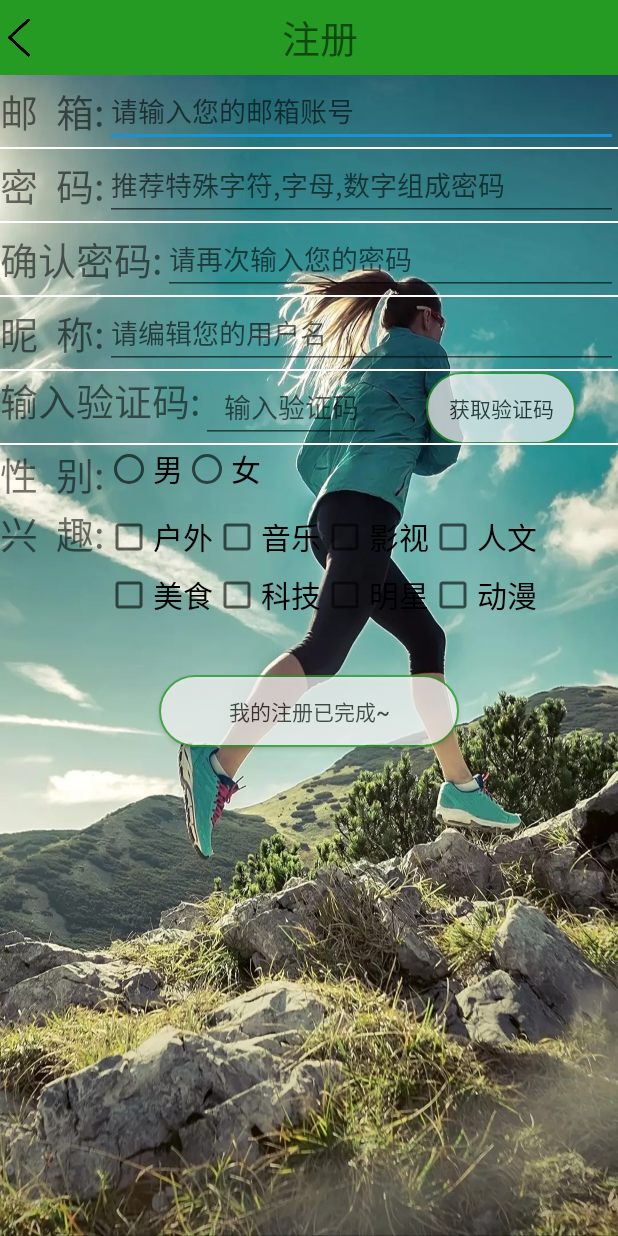
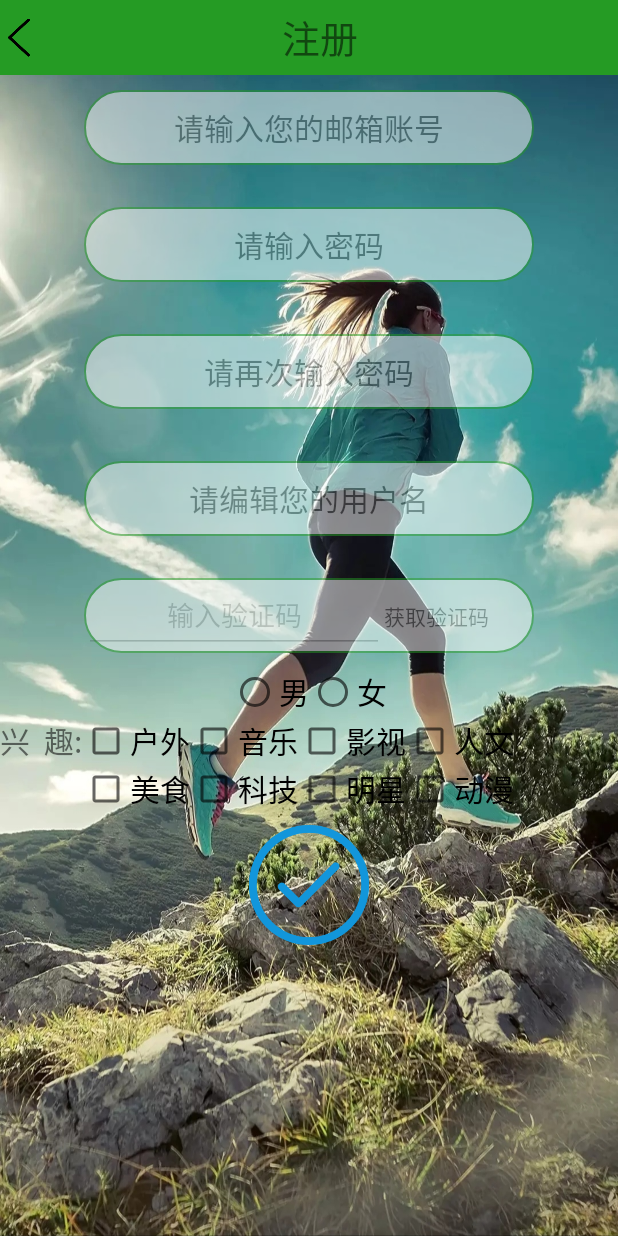
Before and after one commit to liumengyuan7/AndroidTraining, an Android app: the RegisterActivity screen opened directly, with no data from a screen before it, on a phone screen of 412 x 824 dp. Run offline under Robolectric (Android 15) with nearby library versions, the phone set to English and light mode, and no system bars.

Commit message:
xcy1127pm

```diff
--- a/SmallPigeon/app/src/main/java/com/example/smallpigeon/LoginOrRegister/RegisterActivity.java
+++ b/SmallPigeon/app/src/main/java/com/example/smallpigeon/LoginOrRegister/RegisterActivity.java
@@ -7,6 +7,8 @@ import android.content.Intent;
 import android.os.Bundle;
 import android.os.Handler;
 import android.os.Message;
+import android.text.Editable;
+import android.text.TextWatcher;
 import android.util.DisplayMetrics;
 import android.util.Log;
 import android.view.View;
@@ -18,6 +20,7 @@ import android.widget.ImageView;
 import android.widget.LinearLayout;
 import android.widget.RadioButton;
 import android.widget.RadioGroup;
+import android.widget.TextView;
 import android.widget.Toast;
 
 import com.example.smallpigeon.R;
@@ -34,7 +37,7 @@ import java.security.MessageDigest;
 import java.security.NoSuchAlgorithmException;
 
 public class RegisterActivity extends AppCompatActivity {
-    private Button btn_FinishReg;
+    private ImageView btn_FinishReg;
     private CustomeClickListener listener;
     private RadioGroup radioGroup_userSex;
     private CheckBox outdoor;
@@ -56,7 +59,14 @@ public class RegisterActivity extends AppCompatActivity {
     private EditText register_userNickname;
     private EditText register_checkPwd;
     private EditText register_checkCode;
-    private Button getCode;
+    private TextView check_email;
+    private TextView getCode;
+
+    private TextView pwd_length;
+    private TextView pwd_same;
+
+    private String check1;
+    private String check2;
 
     private Handler userRegister = new Handler(){
         @Override
@@ -65,23 +75,82 @@ public class RegisterActivity extends AppCompatActivity {
             if(result.equals("true")){
                 Toast.makeText(getApplicationContext(),"恭喜你加入小鸽快跑~ 要好好锻炼哦~",Toast.LENGTH_SHORT).show();
                 finish();
-            }else if(result.equals("repeat")){
-                Toast.makeText(getApplicationContext(),"该邮箱已经被注册了，换个邮箱吧！",Toast.LENGTH_SHORT).show();
             }else {
                 Toast.makeText(getApplicationContext(),"注册失败！",Toast.LENGTH_SHORT).show();
             }
         }
     };
 
+
     @Override
     protected void onCreate(Bundle savedInstanceState) {
         super.onCreate(savedInstanceState);
         setContentView(R.layout.activity_register);
         getViews();
+        btn_FinishReg.setImageDrawable(getResources().getDrawable(R.drawable.wancheng1));
         setViews();//屏幕适配
         registListeners();
+
+        length();
+        same();
+
     }
+    public void length(){
+        register_userPassword.addTextChangedListener(new TextWatcher() {
+            @Override
+            public void beforeTextChanged(CharSequence s, int start, int count, int after) {
 
+            }
+
+            @Override
+            public void onTextChanged(CharSequence s, int start, int before, int count) {
+                String str=register_userPassword.getText().toString();
+                Log.e("密码"," "+str);
+                if(str.length()!=0&&str.length()<6){
+                    pwd_length.setText("密码长度不可小于6位");
+                }
+                else {
+                    pwd_length.setText("");
+                }
+            }
+
+            @Override
+            public void afterTextChanged(Editable s) {
+
+            }
+        });
+    }
+    public void same(){
+       register_checkPwd.addTextChangedListener(new TextWatcher() {
+           @Override
+           public void beforeTextChanged(CharSequence s, int start, int count, int after) {
+
+           }
+
+           @Override
+           public void onTextChanged(CharSequence s, int start, int before, int count) {
+               String str=register_userPassword.getText().toString();
+               String str1=register_checkPwd.getText().toString();
+               if(str1.length()!=0){
+                   if(str1.equals(str)){
+                       pwd_same.setText("");
+                   }
+                   else{
+                       pwd_same.setText("两次密码输入不一致");
+                   }
+               }
+               else{
+                   pwd_same.setText("");
+               }
+
+           }
+
+           @Override
+           public void afterTextChanged(Editable s) {
+
+           }
+       });
+    }
     //动态设置控件
     private void setViews() {
         WindowManager wm = (WindowManager) getSystemService(Context.WINDOW_SERVICE);
@@ -128,6 +197,10 @@ public class RegisterActivity extends AppCompatActivity {
         register_checkCode=findViewById(R.id.register_checkCode);
         getCode=findViewById(R.id.register_getCode);
 
+        pwd_length=findViewById(R.id.pwd_length);
+        pwd_same=findViewById(R.id.pwd_same);
+
+
 
     }
 
@@ -137,6 +210,7 @@ public class RegisterActivity extends AppCompatActivity {
         btn_FinishReg.setOnClickListener(listener);
         Register_Return.setOnClickListener(listener);
         getCode.setOnClickListener(listener);
+
 
     }
 
@@ -149,16 +223,19 @@ public class RegisterActivity extends AppCompatActivity {
             switch (v.getId()){
 
                 case R.id.register_getCode://发送验证码
+                    // 先检查邮箱是否被注册
+
 
                     break;
 
                 case R.id.btn_FinishReg:
+                    btn_FinishReg.setImageDrawable(getResources().getDrawable(R.drawable.wancheng));
 //                    String checkcode=register_checkCode.getText().toString();//获取用户输入的验证码
 //                    if(checkcode.equals("验证码")){
-//                        //提示注册成功  148行之后的代码挪至此处
+//                        //提示注册成功
 //                    }
 //                    else{
-//                        //提示错误
+//                        Toast.makeText(getApplicationContext(),"验证码有误，请重新填写",Toast.LENGTH_SHORT).show();
 //
 //                    }
                     for(int i=0;i<radioGroup_userSex.getChildCount();i++){
@@ -280,4 +357,6 @@ public class RegisterActivity extends AppCompatActivity {
         }.start();
     }
 
+
+
 }
--- a/SmallPigeon/app/src/main/java/com/example/smallpigeon/My/Personal_center_More.java
+++ b/SmallPigeon/app/src/main/java/com/example/smallpigeon/My/Personal_center_More.java
@@ -7,6 +7,7 @@ import android.content.SharedPreferences;
 import android.os.Bundle;
 import android.os.Handler;
 import android.os.Message;
+import android.util.Log;
 import android.view.View;
 import android.widget.ImageView;
 import android.widget.TextView;
--- a/SmallPigeon/app/src/main/res/layout/activity_register.xml
+++ b/SmallPigeon/app/src/main/res/layout/activity_register.xml
@@ -31,145 +31,169 @@
     </LinearLayout>
     <LinearLayout
         android:layout_width="match_parent"
-        android:layout_height="400dp"
+        android:layout_height="490dp"
         android:orientation="vertical"
+
         >
         <LinearLayout
+            android:layout_gravity="center"
+            android:layout_marginTop="10dp"
             android:orientation="horizontal"
-            android:layout_width="match_parent"
+            android:layout_width="300dp"
             android:layout_height="wrap_content">
-            <TextView
+            <EditText
+                android:alpha="0.5"
                 android:gravity="center"
-                android:layout_width="wrap_content"
-                android:layout_height="match_parent"
-                android:text="邮  箱:"
-                android:textSize="25sp"/>
-            <EditText
-
+                android:background="@drawable/circular"
                 android:layout_width="match_parent"
-                android:layout_height="wrap_content"
+                android:layout_height="50dp"
                 android:id="@+id/register_userEmail"
                 android:hint="请输入您的邮箱账号"
+                android:textSize="20sp"
                 />
 
         </LinearLayout>
         <LinearLayout
             android:layout_width="match_parent"
-            android:layout_height="1dp"
+            android:layout_height="28dp"
+            android:background="#fff"
+            android:alpha="0"
+            />
+        <LinearLayout
+            android:gravity="center"
+            android:orientation="vertical"
+            android:layout_width="match_parent"
+            android:layout_height="wrap_content">
+
+            <EditText
+                android:alpha="0.5"
+                android:gravity="center"
+                android:background="@drawable/circular"
+                android:inputType="textPassword"
+                android:layout_width="300dp"
+                android:layout_height="50dp"
+                android:id="@+id/register_userPassword"
+                android:hint="请输入密码"
+                android:textSize="20sp"
+                />
+
+            <TextView
+                android:id="@+id/pwd_length"
+                android:layout_gravity="center"
+                android:layout_width="wrap_content"
+                android:layout_height="wrap_content"
+                android:text=""
+                android:textSize="18sp"
+                android:textColor="#ff0000"
+                />
+        </LinearLayout>
+        <LinearLayout
+            android:alpha="0"
+            android:layout_width="match_parent"
+            android:layout_height="10dp"
+            android:background="#fff"
+            >
+
+
+        </LinearLayout>
+        <LinearLayout
+            android:layout_gravity="center"
+            android:orientation="vertical"
+            android:layout_width="300dp"
+            android:layout_height="wrap_content">
+
+            <EditText
+                android:alpha="0.5"
+                android:background="@drawable/circular"
+                android:layout_width="match_parent"
+                android:layout_height="50dp"
+                android:id="@+id/register_checkPwd"
+                android:hint="请再次输入密码"
+                android:inputType="textPassword"
+                android:gravity="center"
+                android:textSize="20sp"
+                />
+            <TextView
+                android:id="@+id/pwd_same"
+                android:layout_gravity="center"
+                android:layout_width="wrap_content"
+                android:layout_height="wrap_content"
+                android:text=""
+                android:textSize="18sp"
+                android:textColor="#ff0000"
+                />
+
+        </LinearLayout>
+
+        <LinearLayout
+            android:layout_width="match_parent"
+            android:layout_height="10dp"
+            android:alpha="0"
             android:background="#fff"
             />
         <LinearLayout
             android:orientation="horizontal"
-            android:layout_width="match_parent"
+            android:layout_gravity="center"
+            android:layout_width="300dp"
             android:layout_height="wrap_content">
-            <TextView
+
+            <EditText
+                android:background="@drawable/circular"
+                android:alpha="0.5"
                 android:gravity="center"
-                android:layout_width="wrap_content"
-                android:layout_height="match_parent"
-                android:text="密  码:"
-                android:textSize="25sp"/>
-            <EditText
                 android:layout_width="match_parent"
-                android:layout_height="wrap_content"
-                android:id="@+id/register_userPassword"
-                android:hint="推荐特殊字符,字母,数字组成密码"
+                android:layout_height="50dp"
+                android:id="@+id/register_userNickname"
+                android:hint="请编辑您的用户名"
+                android:textSize="20sp"
                 />
         </LinearLayout>
         <LinearLayout
             android:layout_width="match_parent"
-            android:layout_height="1dp"
+            android:layout_height="28dp"
             android:background="#fff"
+            android:alpha="0"
             />
         <LinearLayout
+            android:layout_gravity="center"
+            android:background="@drawable/circular"
+            android:alpha="0.5"
             android:orientation="horizontal"
-            android:layout_width="match_parent"
+            android:layout_width="300dp"
             android:layout_height="wrap_content">
+            <EditText
+                android:gravity="center"
+                android:layout_width="200dp"
+                android:alpha="0.5"
+                android:layout_height="50dp"
+                android:id="@+id/register_checkCode"
+                android:hint="输入验证码"
+
+                />
             <TextView
-                android:gravity="center"
-                android:layout_width="wrap_content"
-                android:layout_height="match_parent"
-                android:text="确认密码:"
-                android:textSize="25sp"/>
-            <EditText
-                android:layout_width="match_parent"
+
+                android:gravity=""
+                android:layout_width="100dp"
                 android:layout_height="wrap_content"
-                android:id="@+id/register_checkPwd"
-                android:hint="请再次输入您的密码"
-                />
-        </LinearLayout>
-
-        <LinearLayout
-            android:layout_width="match_parent"
-            android:layout_height="1dp"
-            android:background="#fff"
-            />
-        <LinearLayout
-            android:orientation="horizontal"
-            android:layout_width="match_parent"
-            android:layout_height="wrap_content">
-            <TextView
-                android:gravity="center"
-                android:layout_width="wrap_content"
-                android:layout_height="match_parent"
-                android:text="昵  称:"
-                android:textSize="25sp"/>
-            <EditText
-                android:layout_width="match_parent"
-                android:layout_height="wrap_content"
-                android:id="@+id/register_userNickname"
-                android:hint="请编辑您的用户名"
+                android:text="获取验证码"
+                android:id="@+id/register_getCode"
                 />
         </LinearLayout>
         <LinearLayout
             android:layout_width="match_parent"
-            android:layout_height="1dp"
+            android:layout_height="10dp"
             android:background="#fff"
+            android:alpha="0"
             />
         <LinearLayout
-            android:gravity="left"
-            android:orientation="horizontal"
-            android:layout_width="match_parent"
-            android:layout_height="wrap_content">
-            <TextView
 
-                android:layout_width="wrap_content"
-                android:layout_height="match_parent"
-                android:text="输入验证码:"
-                android:textSize="25sp"/>
-            <EditText
-                android:gravity="center"
-                android:layout_width="120dp"
-                android:layout_height="wrap_content"
-                android:id="@+id/register_checkCode"
-                android:hint="输入验证码"
-                />
-            <Button
-                android:layout_marginLeft="30dp"
-                android:alpha="0.7"
-                android:layout_width="100dp"
-                android:layout_height="wrap_content"
-                android:text="获取验证码"
-                android:id="@+id/register_getCode"
-                android:background="@drawable/circular"
-                />
-        </LinearLayout>
-        <LinearLayout
-            android:layout_width="match_parent"
-            android:layout_height="1dp"
-            android:background="#fff"
-            />
-        <LinearLayout
-            android:orientation="horizontal"
+            android:orientation="vertical"
+            android:layout_gravity="center"
             android:layout_width="wrap_content"
             android:layout_height="wrap_content">
-            <TextView
 
-                android:layout_width="wrap_content"
-                android:layout_height="wrap_content"
-                android:text="性  别:"
-                android:textSize="25sp"
-                />
             <RadioGroup
+
                 android:orientation="horizontal"
                 android:id="@+id/radioGroup_userSex"
                 android:layout_width="wrap_content"
@@ -194,17 +218,19 @@
         <LinearLayout
             android:id="@+id/register_Linear"
             android:layout_width="match_parent"
-            android:layout_height="100dp"
+            android:layout_height="150dp"
             android:orientation="vertical">
             <LinearLayout
+
                 android:orientation="horizontal"
-                android:layout_width="wrap_content"
+                android:layout_width="match_parent"
+
                 android:layout_height="wrap_content">
                 <TextView
                     android:layout_width="wrap_content"
                     android:layout_height="wrap_content"
                     android:text="兴  趣:"
-                    android:textSize="25sp" />
+                    android:textSize="20sp" />
                 <CheckBox
                     android:layout_width="wrap_content"
                     android:layout_height="wrap_content"
@@ -235,7 +261,9 @@
                     />
             </LinearLayout>
             <LinearLayout
+
                 android:orientation="horizontal"
+
                 android:layout_width="wrap_content"
                 android:layout_height="wrap_content">
                 <TextView
@@ -243,7 +271,7 @@
                     android:layout_height="wrap_content"
                     android:text="兴  趣:"
                     android:alpha="0"
-                    android:textSize="25sp" />
+                    android:textSize="20sp" />
                 <CheckBox
                     android:layout_width="wrap_content"
                     android:layout_height="wrap_content"
@@ -273,15 +301,17 @@
                     android:id="@+id/comic"
                     />
             </LinearLayout>
+
         </LinearLayout>
     </LinearLayout>
-    <Button
+    <ImageView
+        android:layout_marginTop="10dp"
         android:layout_gravity="center"
-        android:layout_width="200dp"
-        android:layout_height="wrap_content"
-        android:background="@drawable/circular"
-        android:text="我的注册已完成~"
-        android:alpha="0.7"
+        android:layout_width="80dp"
+        android:layout_height="80dp"
+        android:background="@drawable/wancheng1"
+
+
         android:id="@+id/btn_FinishReg"
         />
 </LinearLayout>
```
Also changed, not shown: SmallPigeon/app/src/main/res/drawable/wancheng.png (added), SmallPigeon/app/src/main/res/drawable/wancheng1.png (added).
